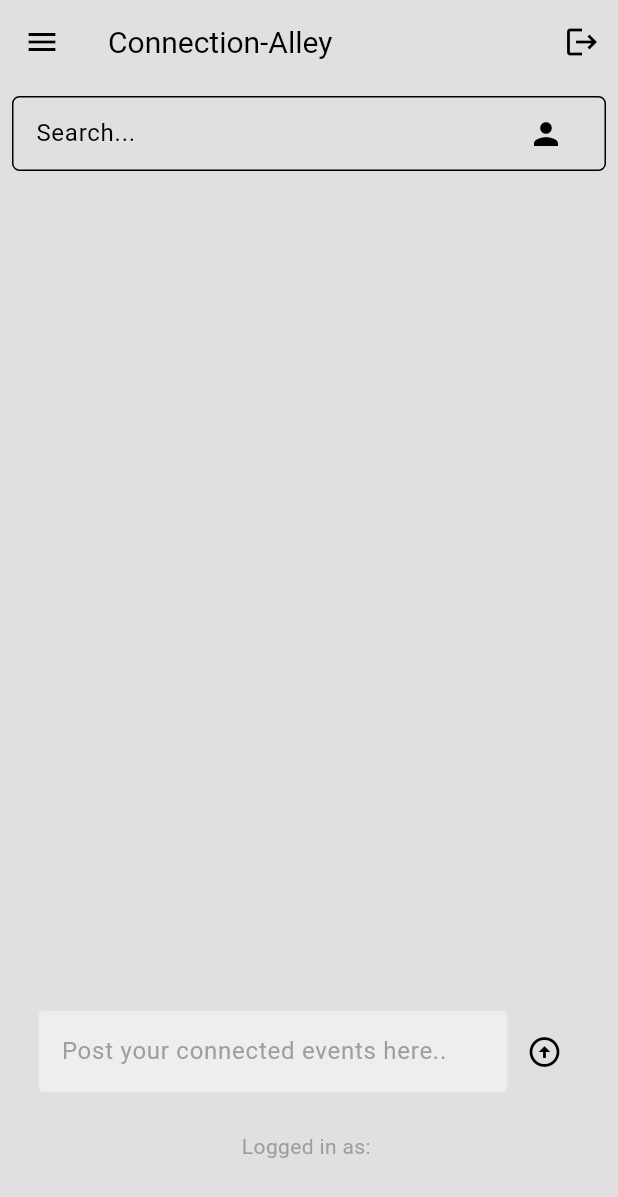
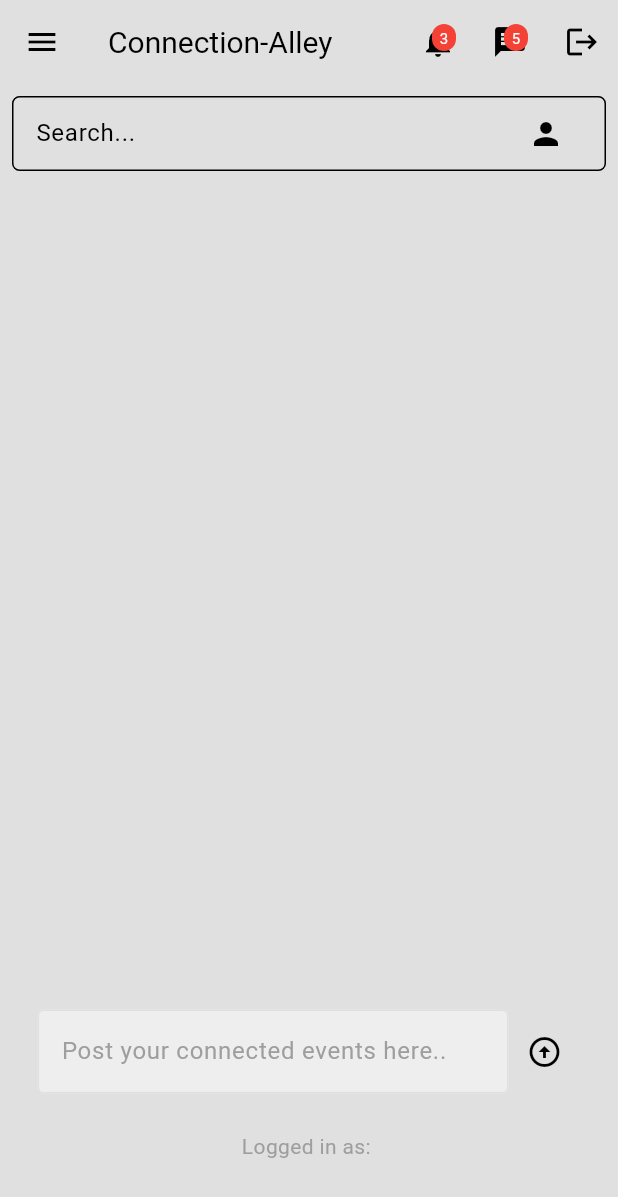
Before and after one commit to cdv74997/connection_alley, a Flutter app: the screen it shows once a user with an empty profile is signed in, on a phone screen of 412 x 824 dp. Shown: the top 1197 px of the screen. Run offline on Flutter 3.47's test engine with Material 3 defaults, Android fonts, the phone set to English and light mode, and no system bars; our stand-ins replace cloud_firestore, firebase_auth, firebase_core, firebase_storage, google_sign_in, image_picker; accounts and stored records are empty.

Commit message:
Improved home page UI

```diff
--- a/lib/views/home_view.dart
+++ b/lib/views/home_view.dart
@@ -1,13 +1,13 @@
+import 'package:flutter/material.dart';
 import 'package:cloud_firestore/cloud_firestore.dart';
+import 'package:firebase_auth/firebase_auth.dart';
 import 'package:connection_alley/helper/helper_methods.dart';
 import 'package:connection_alley/views/profile_page.dart';
-import 'package:connection_alley/views/search_user_view.dart'; // Import the search user page
+import 'package:connection_alley/views/search_user_view.dart';
 import 'package:connection_alley/views/friends_page.dart';
 import 'package:connection_alley/widgets/drawer.dart';
 import 'package:connection_alley/widgets/text_input.dart';
 import 'package:connection_alley/widgets/wall_post.dart';
-import 'package:firebase_auth/firebase_auth.dart';
-import 'package:flutter/material.dart';
 
 class HomeView extends StatefulWidget {
   HomeView({Key? key});
@@ -33,7 +33,7 @@ class _HomeViewState extends State<HomeView> {
     // go to profile page
     Navigator.push(
       context,
-      MaterialPageRoute(builder: (context) => const ProfilePage(),),
+      MaterialPageRoute(builder: (context) => const ProfilePage()),
     );
   }
 
@@ -42,11 +42,11 @@ class _HomeViewState extends State<HomeView> {
 
     Navigator.push(
       context,
-      MaterialPageRoute(builder: (context) => const FriendsPage(),),
+      MaterialPageRoute(builder: (context) => const FriendsPage()),
     );
   }
 
-  void postMessage () {
+  void postMessage() {
     // only if text is present in field
     if (textController.text.isNotEmpty) {
       FirebaseFirestore.instance.collection("User Posts").add({
@@ -77,17 +77,80 @@ class _HomeViewState extends State<HomeView> {
         title: Text("Connection-Alley"),
         actions: [
           IconButton(
+            onPressed: () {},
+            icon: Stack(
+              children: [
+                Icon(Icons.notifications),
+                Positioned(
+                  right: 0,
+                  child: Container(
+                    padding: EdgeInsets.all(2),
+                    decoration: BoxDecoration(
+                      color: Colors.red,
+                      borderRadius: BorderRadius.circular(10),
+                    ),
+                    constraints: BoxConstraints(
+                      minWidth: 16,
+                      minHeight: 16,
+                    ),
+                    child: Text(
+                      '3',
+                      style: TextStyle(
+                        color: Colors.white,
+                        fontSize: 10,
+                      ),
+                      textAlign: TextAlign.center,
+                    ),
+                  ),
+                ),
+              ],
+            ),
+          ),
+          IconButton(
+            onPressed: () {},
+            icon: Stack(
+              children: [
+                Icon(Icons.message),
+                Positioned(
+                  right: 0,
+                  child: Container(
+                    padding: EdgeInsets.all(2),
+                    decoration: BoxDecoration(
+                      color: Colors.red,
+                      borderRadius: BorderRadius.circular(10),
+                    ),
+                    constraints: BoxConstraints(
+                      minWidth: 16,
+                      minHeight: 16,
+                    ),
+                    child: Text(
+                      '5',
+                      style: TextStyle(
+                        color: Colors.white,
+                        fontSize: 10,
+                      ),
+                      textAlign: TextAlign.center,
+                    ),
+                  ),
+                ),
+              ],
+            ),
+          ),
+          IconButton(
             onPressed: signUserOut,
             icon: const Icon(Icons.logout),
           )
         ],
       ),
-      drawer: MyDrawer(onProfileTap: goToProfilePage, onSignOut: signUserOut, onFriendsTap: goToFriendsPage),
+      drawer: MyDrawer(
+        onProfileTap: goToProfilePage,
+        onSignOut: signUserOut,
+        onFriendsTap: goToFriendsPage,
+      ),
       body: Column(
         children: [
           Padding(
             padding: const EdgeInsets.all(8.0),
-
             child: Container(
               padding: const EdgeInsets.symmetric(horizontal: 15.0),
               decoration: BoxDecoration(
--- a/lib/widgets/like_button.dart
+++ b/lib/widgets/like_button.dart
@@ -10,7 +10,7 @@ class LikeButton extends StatelessWidget {
     return GestureDetector(
       onTap: onTap,
       child: Icon(
-        isLiked ? Icons.favorite: Icons.favorite_border,
+        isLiked ? Icons.thumb_up: Icons.thumb_up_outlined,
         color: isLiked ? Colors.blue : Colors.grey,
       ),
 
```
Also changed, not shown: lib/views/message_backend_con.dart (added, +196 -0 lines), lib/widgets/share_button.dart (added, +18 -0 lines), lib/widgets/wall_post.dart (+53 -105 lines).
